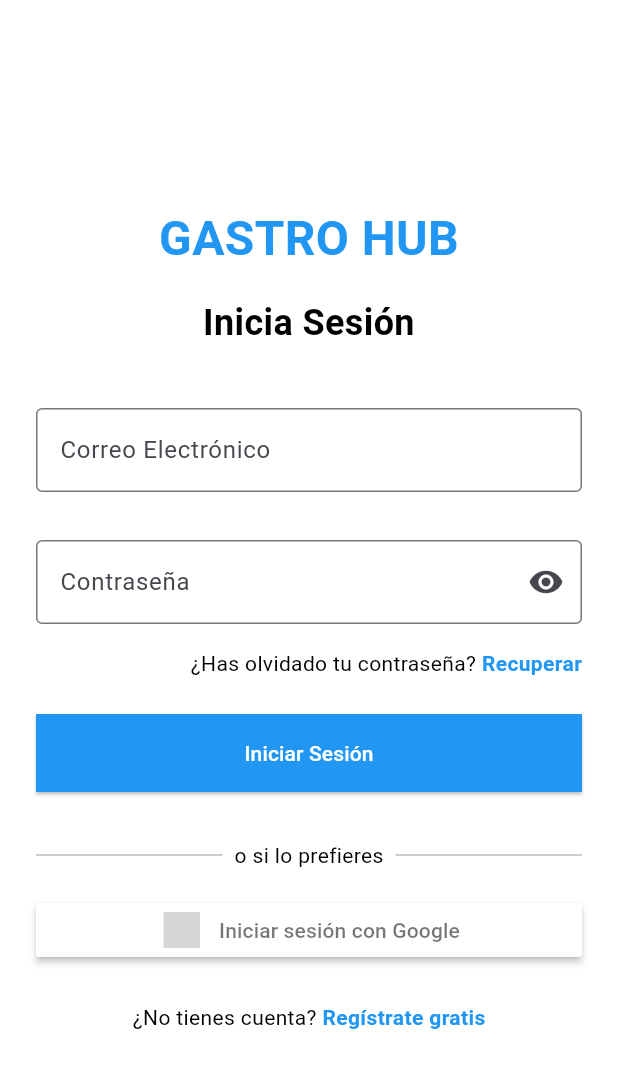
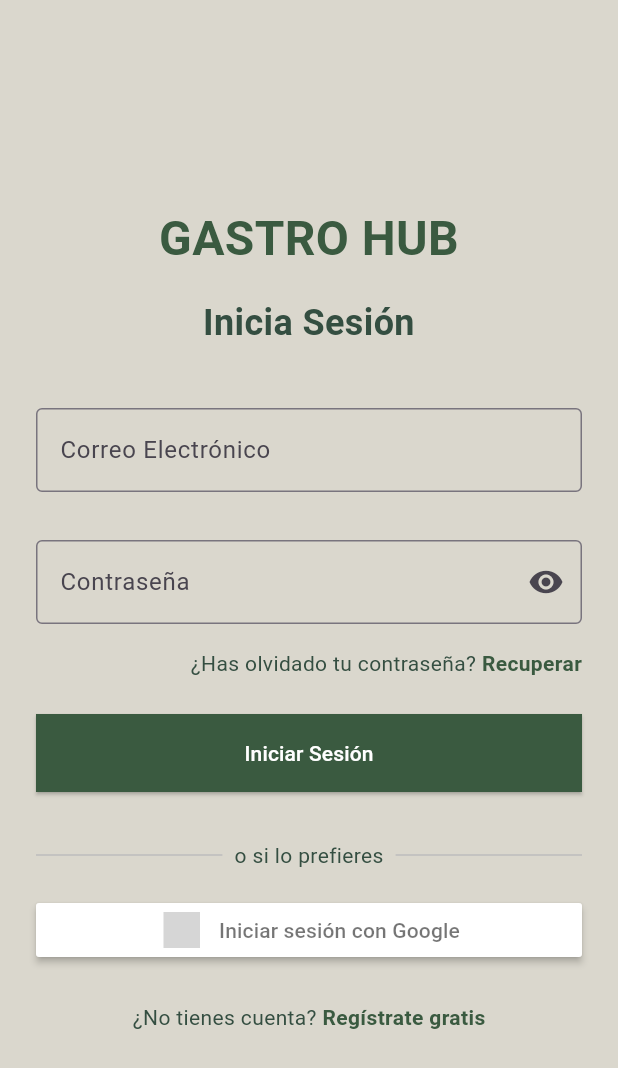
Before and after one commit to AbelMoroEducaMadrid/gastrohub-app, a Flutter app: the screen it shows after launch, on a phone screen of 412 x 824 dp. Shown: the top 1068 px of the screen. Run offline on Flutter 3.47's test engine with Material 3 defaults, Android fonts, the phone set to English and light mode, and no system bars; our stand-ins replace flutter_riverpod, flutter_signin_button; grey boxes are pictures that could not be loaded.

Commit message:
Colores para el tema principal

```diff
--- a/frontend/lib/src/core/theme/app_theme.dart
+++ b/frontend/lib/src/core/theme/app_theme.dart
@@ -1,10 +1,10 @@
 import 'package:flutter/material.dart';
 
 class AppTheme {
-  static const Color primaryColor = Colors.blue;
-  static const Color secondaryColor = Colors.green;
-  static const Color backgroundColor = Colors.white;
-  static const Color textColor = Colors.black;
+  static const Color primaryColor = Color.fromARGB(255, 58, 90, 64);
+  static const Color secondaryColor = Color.fromARGB(255, 88, 129, 87);
+  static const Color backgroundColor = Color.fromARGB(255, 218, 215, 205);
+  static const Color textColor = Color.fromARGB(255, 52, 78, 65);
 
   static ThemeData get lightTheme {
     return ThemeData(
```
